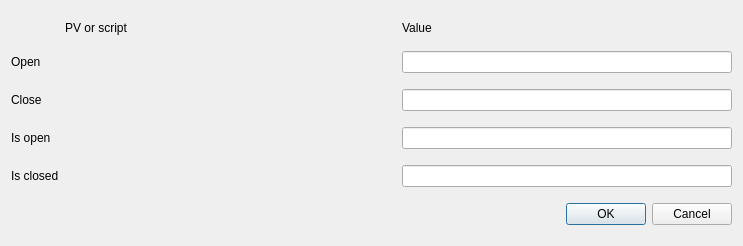
This is ushutterconf.ui in AustralianSynchrotron/ctgui as Qt 5 draws it before an edit. The edited form follows.
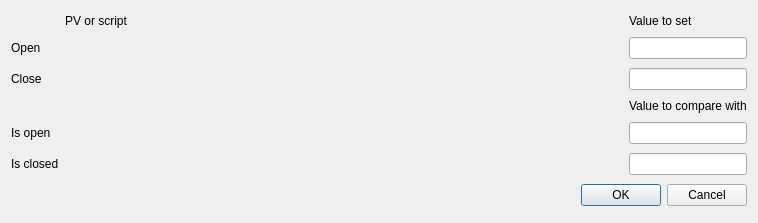
This is the edited form. Custom widgets are drawn as their Qt base class.

Commit message: modified:   ctgui.pro 	modified:   ctgui_mainwindow.cpp 	modified:   ctgui_mainwindow.ui 	new file:   listOfKnownShutters.ini 	modified:   shutter.cpp 	modified:   shutter.h 	modified:   shutter.ui 	modified:   ushutterconf.ui

```diff
--- a/ushutterconf.ui
+++ b/ushutterconf.ui
@@ -6,14 +6,14 @@
    <rect>
     <x>0</x>
     <y>0</y>
-    <width>743</width>
-    <height>246</height>
+    <width>758</width>
+    <height>223</height>
    </rect>
   </property>
   <property name="windowTitle">
    <string>Dialog</string>
   </property>
-  <layout class="QGridLayout" name="gridLayout">
+  <layout class="QGridLayout" name="gridLayout" columnstretch="0,1,0">
    <item row="1" column="1">
     <widget class="UPVorCOM" name="doOpn" native="true">
      <property name="sizePolicy">
@@ -24,7 +24,7 @@
      </property>
     </widget>
    </item>
-   <item row="3" column="1">
+   <item row="4" column="1">
     <widget class="UPVorCOM" name="isOpn" native="true">
      <property name="sizePolicy">
       <sizepolicy hsizetype="Expanding" vsizetype="Preferred">
@@ -44,13 +44,13 @@
      </property>
     </widget>
    </item>
-   <item row="3" column="2">
-    <widget class="QLineEdit" name="isOpnVal"/>
-   </item>
    <item row="4" column="2">
+    <widget class="QLineEdit" name="isOpnVal"/>
+   </item>
+   <item row="5" column="2">
     <widget class="QLineEdit" name="isClsVal"/>
    </item>
-   <item row="5" column="1" colspan="2">
+   <item row="6" column="1" colspan="2">
     <widget class="QDialogButtonBox" name="buttonBox">
      <property name="orientation">
       <enum>Qt::Horizontal</enum>
@@ -73,7 +73,7 @@
      </property>
     </widget>
    </item>
-   <item row="4" column="1">
+   <item row="5" column="1">
     <widget class="UPVorCOM" name="isCls" native="true">
      <property name="sizePolicy">
       <sizepolicy hsizetype="Expanding" vsizetype="Preferred">
@@ -86,13 +86,13 @@
    <item row="0" column="2">
     <widget class="QLabel" name="label">
      <property name="sizePolicy">
-      <sizepolicy hsizetype="Preferred" vsizetype="Fixed">
+      <sizepolicy hsizetype="Fixed" vsizetype="Fixed">
        <horstretch>0</horstretch>
        <verstretch>0</verstretch>
       </sizepolicy>
      </property>
      <property name="text">
-      <string>Value</string>
+      <string>Value to set</string>
      </property>
     </widget>
    </item>
@@ -110,20 +110,33 @@
      </property>
     </widget>
    </item>
-   <item row="3" column="0">
+   <item row="4" column="0">
     <widget class="QLabel" name="label_6">
      <property name="text">
       <string>Is open</string>
      </property>
     </widget>
    </item>
-   <item row="4" column="0">
+   <item row="5" column="0">
     <widget class="QLabel" name="label_7">
      <property name="text">
       <string>Is closed</string>
      </property>
     </widget>
    </item>
+   <item row="3" column="2">
+    <widget class="QLabel" name="label_3">
+     <property name="sizePolicy">
+      <sizepolicy hsizetype="Fixed" vsizetype="Fixed">
+       <horstretch>0</horstretch>
+       <verstretch>0</verstretch>
+      </sizepolicy>
+     </property>
+     <property name="text">
+      <string>Value to compare with</string>
+     </property>
+    </widget>
+   </item>
   </layout>
  </widget>
  <customwidgets>
```
The commit also changes 7 other files.
